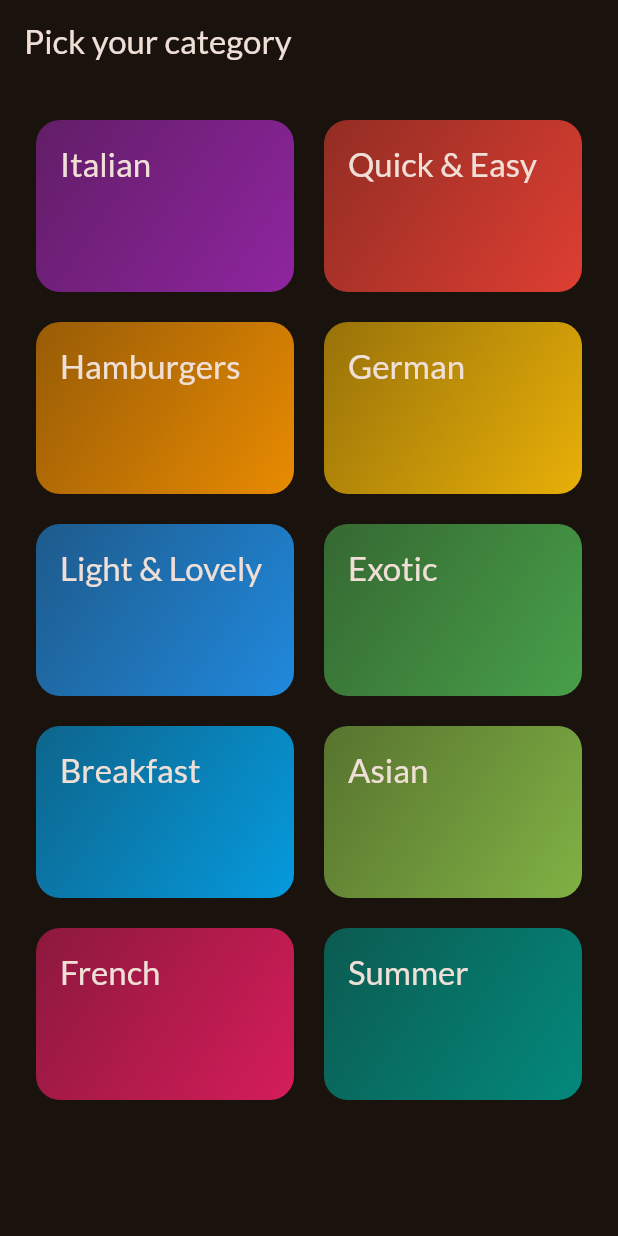
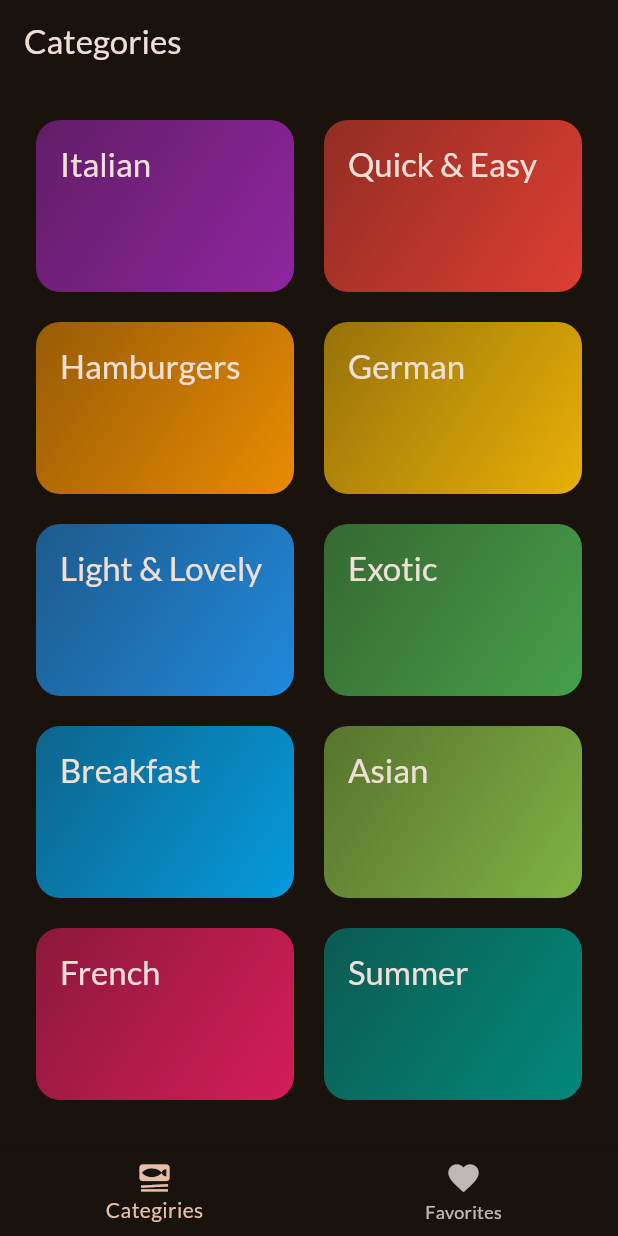
Before and after one commit to barcelm/meals, a Flutter app: the screen it shows after launch, on a phone screen of 412 x 824 dp. Run offline on Flutter 3.47's test engine with Material 3 defaults, Android fonts, the phone set to English and light mode, and no system bars; our stand-ins replace google_fonts, transparent_image.

Commit message:
Add files via upload

```diff
--- a/lib/main.dart
+++ b/lib/main.dart
@@ -1,8 +1,8 @@
 import 'package:flutter/material.dart';
 
 import 'package:google_fonts/google_fonts.dart';
-import 'package:meals/screens/categories.dart';
 
+import 'package:meals/screens/tabs.dart';
 
 final theme = ThemeData(
   useMaterial3: true,
@@ -22,9 +22,6 @@ class App extends StatelessWidget {
 
   @override
   Widget build(BuildContext context) {
-    return MaterialApp(
-      theme: theme,
-      home: const CategoriesScreen()
-    );
+    return MaterialApp(theme: theme, home: const TabsScreen());
   }
 }
--- a/lib/screens/categories.dart
+++ b/lib/screens/categories.dart
@@ -15,7 +15,8 @@ class CategoriesScreen extends StatelessWidget {
     Navigator.push(
       context,
       MaterialPageRoute(
-        builder: (ctx) => MealsScreen(meals: filteredMeals, title: category.title),
+        builder: (ctx) =>
+            MealsScreen(meals: filteredMeals, title: category.title),
       ),
     );
 
@@ -24,11 +25,7 @@ class CategoriesScreen extends StatelessWidget {
 
   @override
   Widget build(BuildContext context) {
-    return Scaffold(
-      appBar: AppBar(
-        title: const Text("Pick your category"),
-      ),
-      body: GridView(
+    return GridView(
       padding: const EdgeInsets.all(24),
       gridDelegate: const SliverGridDelegateWithFixedCrossAxisCount(
           crossAxisCount: 2,
@@ -44,7 +41,6 @@ class CategoriesScreen extends StatelessWidget {
             },
           ),
       ],
-      ),
     );
   }
 }
--- a/lib/screens/meals.dart
+++ b/lib/screens/meals.dart
@@ -4,9 +4,9 @@ import 'package:meals/screens/meal_details.dart';
 import 'package:meals/widgets/meal_item.dart';
 
 class MealsScreen extends StatelessWidget {
-  const MealsScreen({super.key, required this.meals, required this.title});
+  const MealsScreen({super.key, required this.meals, this.title});
 
-  final String title;
+  final String? title;
   final List<Meal> meals;
 
   void selectMeal(BuildContext context, Meal meal) {
@@ -54,9 +54,13 @@ class MealsScreen extends StatelessWidget {
         ),
       );
     }
+
+    if (title == null){
+      return content;
+    }
     return Scaffold(
       appBar: AppBar(
-        title: Text(title),
+        title: Text(title!),
       ),
       body: content,
     );
--- /dev/null
+++ b/lib/screens/tabs.dart
@@ -0,0 +1,49 @@
+import 'package:flutter/material.dart';
+import 'package:meals/screens/categories.dart';
+import 'package:meals/screens/meals.dart';
+
+class TabsScreen extends StatefulWidget {
+  const TabsScreen({super.key});
+
+  @override
+  State<TabsScreen> createState() {
+    return _TabsScreenState();
+  }
+}
+
+class _TabsScreenState extends State<TabsScreen> {
+  int _selectedPageIndex = 0;
+  void _selectPage(int index) {
+    setState(() {
+      _selectedPageIndex = index;
+    });
+  }
+
+  @override
+  Widget build(BuildContext context) {
+    Widget activePage = const CategoriesScreen();
+    var activePageTitle = 'Categories';
+
+    if (_selectedPageIndex == 1) {
+      activePage = MealsScreen(meals: []);
+      activePageTitle = 'Your Favorites';
+    }
+
+    return Scaffold(
+      appBar: AppBar(
+        title: Text(activePageTitle),
+      ),
+      body: activePage,
+      bottomNavigationBar: BottomNavigationBar(
+        onTap: _selectPage,
+        currentIndex: _selectedPageIndex,
+        items: const [
+          BottomNavigationBarItem(
+              icon: Icon(Icons.set_meal), label: 'Categiries'),
+          BottomNavigationBarItem(
+              icon: Icon(Icons.favorite), label: 'Favorites')
+        ],
+      ),
+    );
+  }
+}
```
Lines whose indentation alone changed are shown as unchanged.
